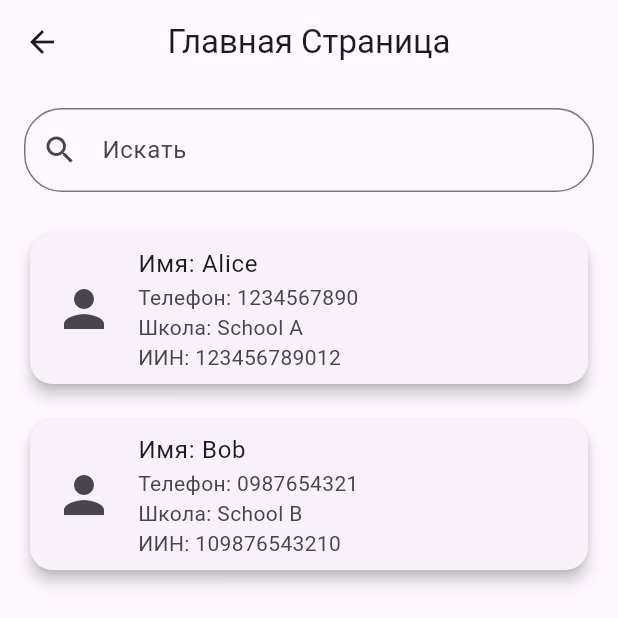
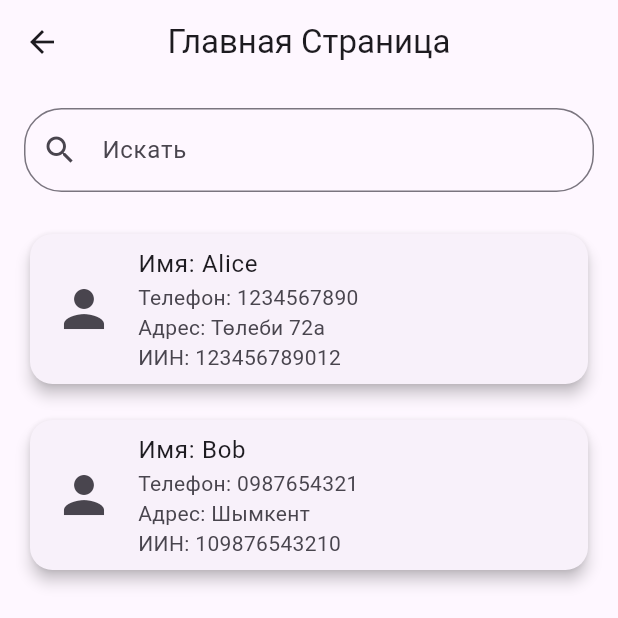
Before and after one commit to RaMaZaN20063/Sheet_Write, a Flutter app: the FirstScreen screen opened directly, on a phone screen of 412 x 824 dp, the top half of it. Run offline on Flutter 3.47's test engine with Material 3 defaults, Android fonts, the phone set to English and light mode, and no system bars; our stand-ins replace hive_flutter; accounts and stored records are empty.

Commit message:
first commit

```diff
--- a/lib/data.dart
+++ b/lib/data.dart
@@ -13,13 +13,13 @@ class StudentsDataBase {
       _studentBox.add({
         'name': 'Alice',
         'phoneNumber': '1234567890',
-        'school': 'School A',
+        'address': 'Төлеби 72a',
         'IIN': '123456789012'
       });
       _studentBox.add({
         'name': 'Bob',
         'phoneNumber': '0987654321',
-        'school': 'School B',
+        'address': 'Шымкент',
         'IIN': '109876543210'
       });
     }
--- a/lib/first_screen.dart
+++ b/lib/first_screen.dart
@@ -87,7 +87,7 @@ class _FirstScreenState extends State<FirstScreen> {
                         crossAxisAlignment: CrossAxisAlignment.start,
                         children: [
                           Text('Телефон: ${data['phoneNumber']}'),
-                          Text('Школа: ${data['school']}'),
+                          Text('Адрес: ${data['address']}'),
                           Text('ИИН: ${data['IIN']}'),
                         ],
                       ),
--- a/lib/mainscreen.dart
+++ b/lib/mainscreen.dart
@@ -15,7 +15,7 @@ class _MainScreenState extends State<MainScreen> {
 
   TextEditingController nameController = TextEditingController();
   TextEditingController phonenumberController = TextEditingController();
-  TextEditingController schoolController = TextEditingController();
+  TextEditingController addressController = TextEditingController();
   TextEditingController IINController = TextEditingController();
 
   @override
@@ -39,7 +39,7 @@ class _MainScreenState extends State<MainScreen> {
     final newStudent = {
       'name': nameController.text.trim(),
       'phoneNumber': phonenumberController.text.trim(),
-      'school': schoolController.text.trim(),
+      'address': addressController.text.trim(),
       'IIN': IINController.text.trim(),
     };
 
@@ -67,8 +67,8 @@ class _MainScreenState extends State<MainScreen> {
                 decoration: const InputDecoration(labelText: 'Телефон'),
               ),
               TextFormField(
-                controller: schoolController,
-                decoration: const InputDecoration(labelText: 'Школа'),
+                controller: addressController,
+                decoration: const InputDecoration(labelText: 'Адрес'),
               ),
               TextFormField(
                 controller: IINController,
@@ -79,7 +79,7 @@ class _MainScreenState extends State<MainScreen> {
                   final feedback = {
                     SheetsColumn.name: nameController.text.trim(),
                     SheetsColumn.phonenumber: phonenumberController.text.trim(),
-                    SheetsColumn.school: schoolController.text.trim(),
+                    SheetsColumn.address: addressController.text.trim(),
                     SheetsColumn.IIN: IINController.text.trim(),
                   };
 
--- a/lib/sheetscolumn.dart
+++ b/lib/sheetscolumn.dart
@@ -1,8 +1,8 @@
 class SheetsColumn {
   static final name = 'name';
   static final phonenumber = 'phone number';
-  static final school = 'school';
+  static final address = 'address';
   static final IIN = 'INN';
 
-  static List<String> getColumns() => [name, phonenumber, school, IIN];
+  static List<String> getColumns() => [name, phonenumber, address, IIN];
 }
```
